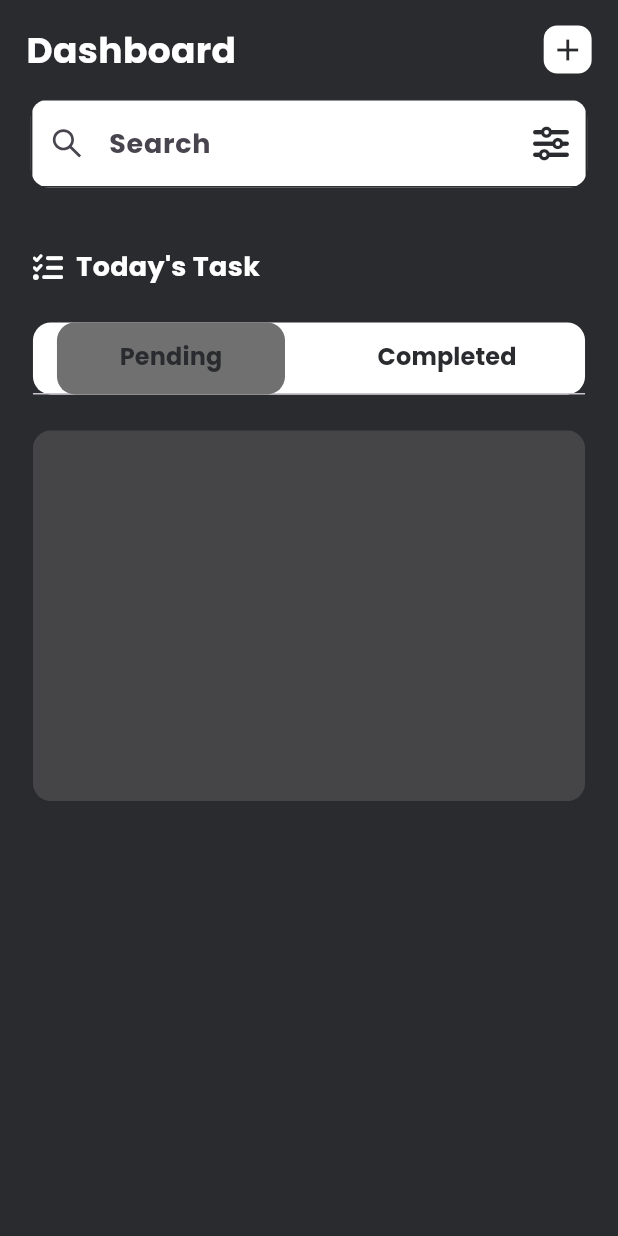
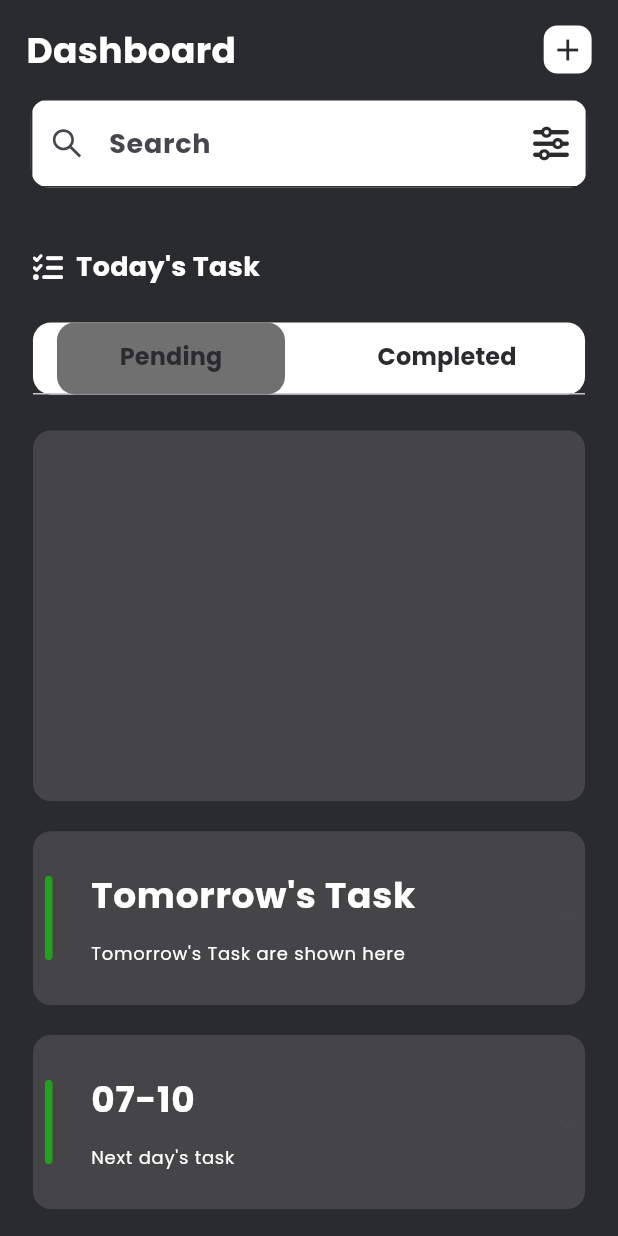
Before and after one commit to akosijho/flutter_todo_riverpod, a Flutter app: the screen it shows after launch, on a phone screen of 412 x 824 dp. Run offline on Flutter 3.47's test engine with Material 2 defaults, Android fonts, the phone set to English and light mode, and no system bars; our stand-ins replace country_picker, flutter_screenutil, flutter_vector_icons, google_fonts, hooks_riverpod, pinput and 1 more.

Commit message:
Test bottom and expansion tiles.

```diff
--- a/lib/common/widgets/bottom_titles.dart
+++ b/lib/common/widgets/bottom_titles.dart
@@ -26,7 +26,7 @@ class BottomTitles extends StatelessWidget {
           children: [
             Consumer(builder: (context, ref, child) {
               return Container(
-                height: 80,
+                height: 56,
                 width: 5,
                 decoration: BoxDecoration(
                     borderRadius: BorderRadius.circular(AppConstants.kRadius),
--- a/lib/common/widgets/xpansion_tile.dart
+++ b/lib/common/widgets/xpansion_tile.dart
@@ -9,12 +9,12 @@ class XpansionTile extends StatelessWidget {
       required this.text2,
       this.onExpansionChanged,
       this.trailing,
-      required this.children});
+      this.children});
 
   final String text, text2;
   final void Function(bool)? onExpansionChanged;
   final Widget? trailing;
-  final List<Widget> children;
+  final List<Widget>? children;
 
   @override
   Widget build(BuildContext context) {
@@ -31,7 +31,7 @@ class XpansionTile extends StatelessWidget {
             onExpansionChanged: onExpansionChanged,
             controlAffinity: ListTileControlAffinity.trailing,
             trailing: trailing,
-            children: children,
+            children: children ?? [],
           )),
     );
   }
--- a/lib/features/todo/pages/homepage.dart
+++ b/lib/features/todo/pages/homepage.dart
@@ -5,6 +5,7 @@ import 'package:flutter_todo_riverpod/common/widgets/app_style.dart';
 import 'package:flutter_todo_riverpod/common/widgets/gap.dart';
 import 'package:flutter_todo_riverpod/common/widgets/my_text.dart';
 import 'package:flutter_todo_riverpod/common/widgets/my_text_field.dart';
+import 'package:flutter_todo_riverpod/common/widgets/xpansion_tile.dart';
 import 'package:flutter_vector_icons/flutter_vector_icons.dart';
 import 'package:hooks_riverpod/hooks_riverpod.dart';
 
@@ -175,7 +176,24 @@ class _MyHomePageState extends ConsumerState<MyHomePage>
                       ],
                     ),
                   ),
-                )
+                ),
+                const Gap(
+                  height: 20,
+                ),
+                const XpansionTile(
+                  text: "Tomorrow's Task",
+                  text2: "Tomorrow's Task are shown here",
+                ),
+                const Gap(
+                  height: 20,
+                ),
+                XpansionTile(
+                  text: DateTime.now()
+                      .add(const Duration(days: 2))
+                      .toString()
+                      .substring(5, 10),
+                  text2: "Next day's task",
+                ),
               ],
             ),
           ),
```
